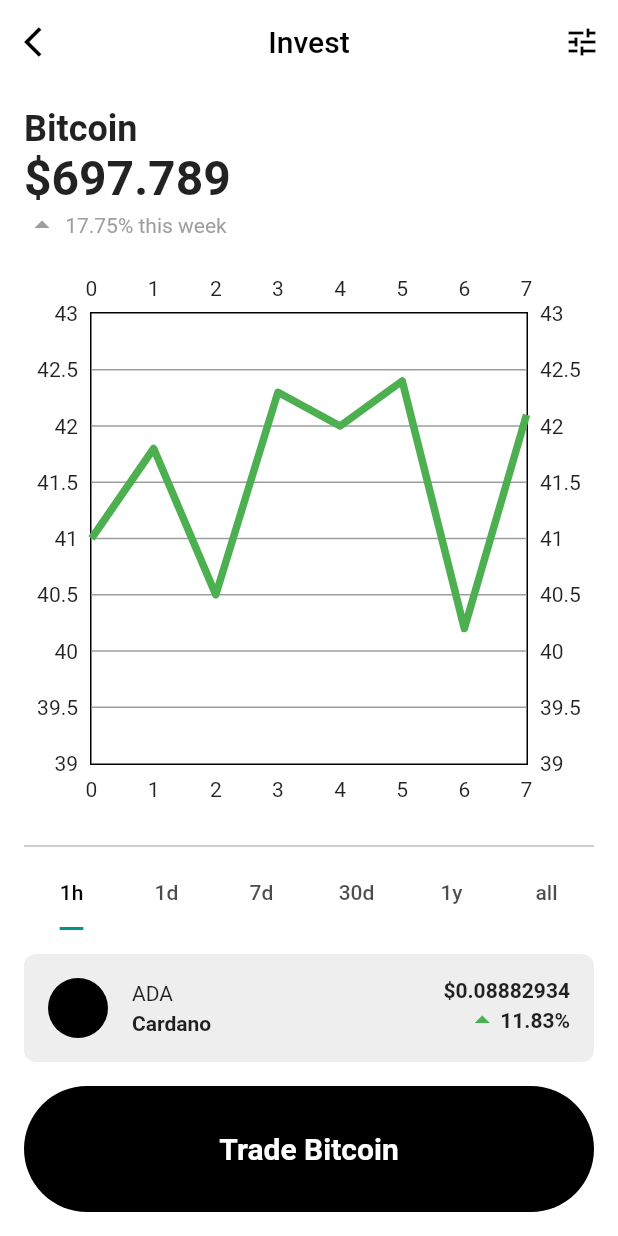
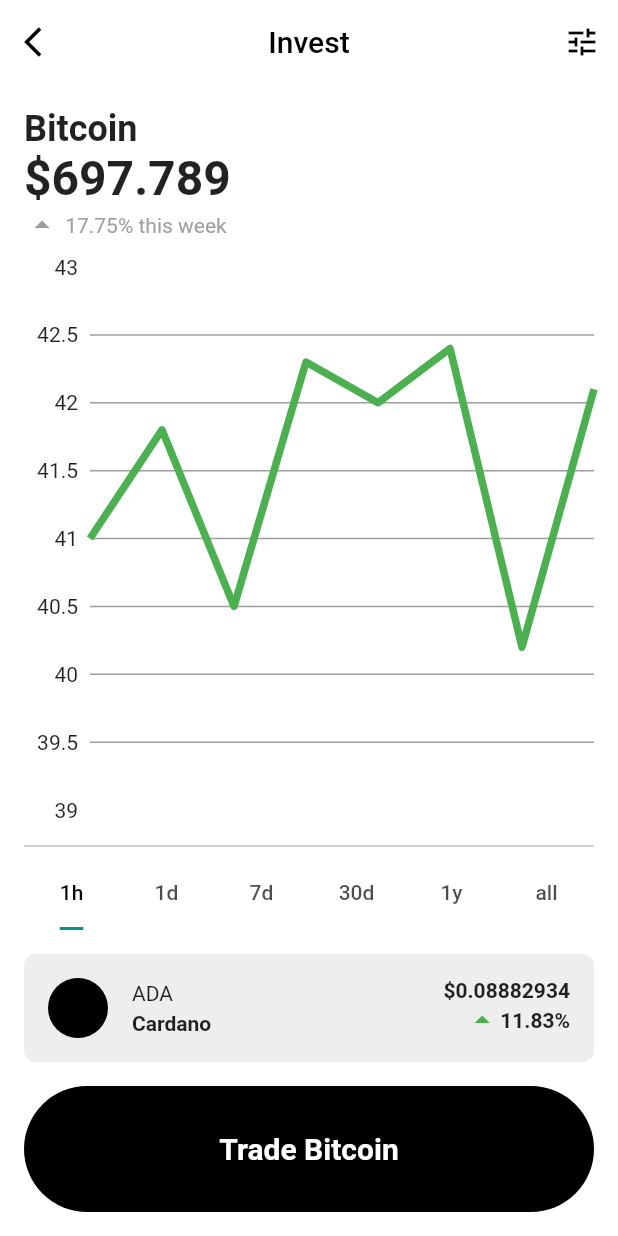
Before and after one commit to JAICHANGPARK/flutter_notebook_19th_story, a Flutter app: the screen it shows after launch, on a phone screen of 412 x 824 dp. Run offline on Flutter 3.47's test engine with Material 2 defaults, Android fonts, the phone set to English and light mode, and no system bars; drawn by our look-alikes of fl_chart; our stand-ins replace cached_network_image, countup, flutter_riverpod, freezed_annotation, smooth_page_indicator, video_player.

Commit message:
Update crypto_invest_page.dart

```diff
--- a/lib/ep1121_crypto_analysis_app/src/ui/crypto_invest_page.dart
+++ b/lib/ep1121_crypto_analysis_app/src/ui/crypto_invest_page.dart
@@ -85,15 +85,23 @@ class _CryptoInvestPageState extends State<CryptoInvestPage> with SingleTickerPr
                           gridData: FlGridData(
                             show: true,
                             drawVerticalLine: false,
-                            getDrawingHorizontalLine: (v){
-                              return FlLine(
-                                color: Colors.grey,
-                                strokeWidth: 1
-                              );
-
-                            }
-                            ,
-                            horizontalInterval: 0.5
+                            getDrawingHorizontalLine: (v) {
+                              return FlLine(color: Colors.grey, strokeWidth: 1);
+                            },
+                            horizontalInterval: 0.5,
+                          ),
+                          titlesData: FlTitlesData(
+                            bottomTitles: AxisTitles(),
+                            rightTitles: AxisTitles(),
+                            topTitles: AxisTitles(
+                              // axisNameSize: 0,
+                              sideTitles: SideTitles(
+                                reservedSize: 64,
+                              ),
+                            ),
+                          ),
+                          borderData: FlBorderData(
+                            show: false,
                           ),
                           maxY: 43,
                           minY: 39.0,
```
